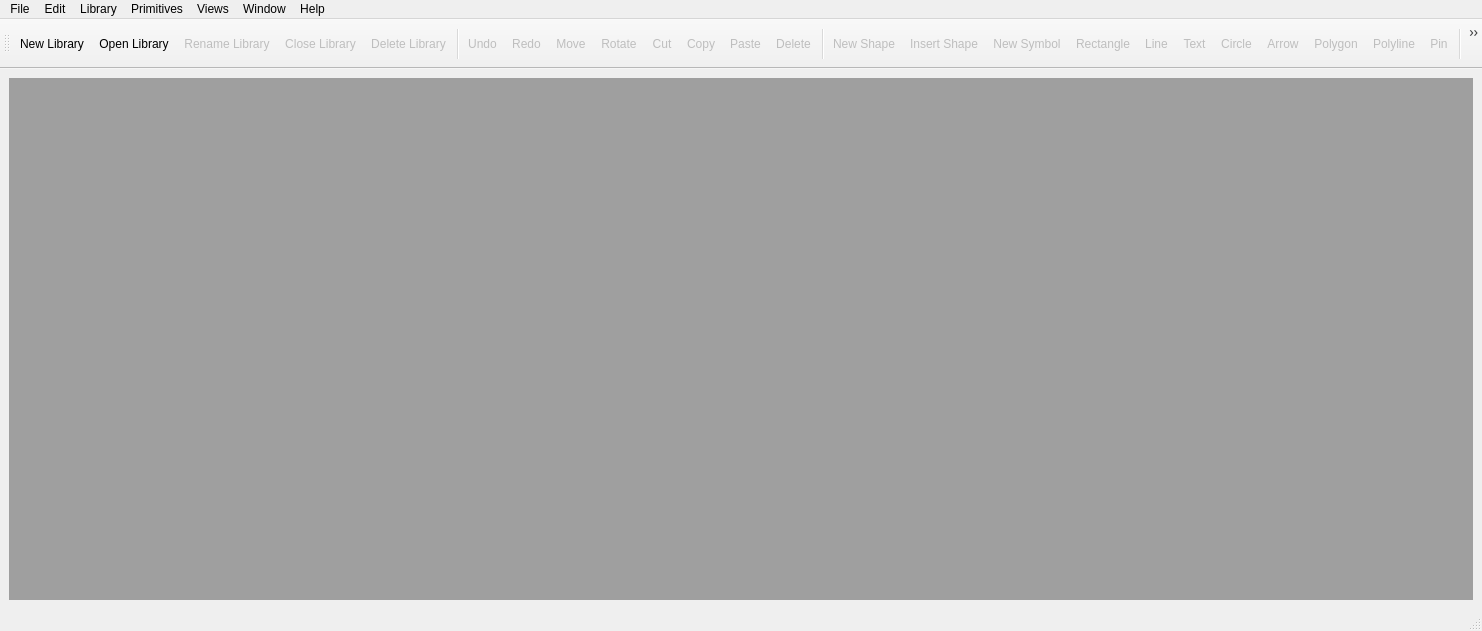
Qt form src/ui/libwindow.ui (sonicsmooth/eellamaqt) before a commit.
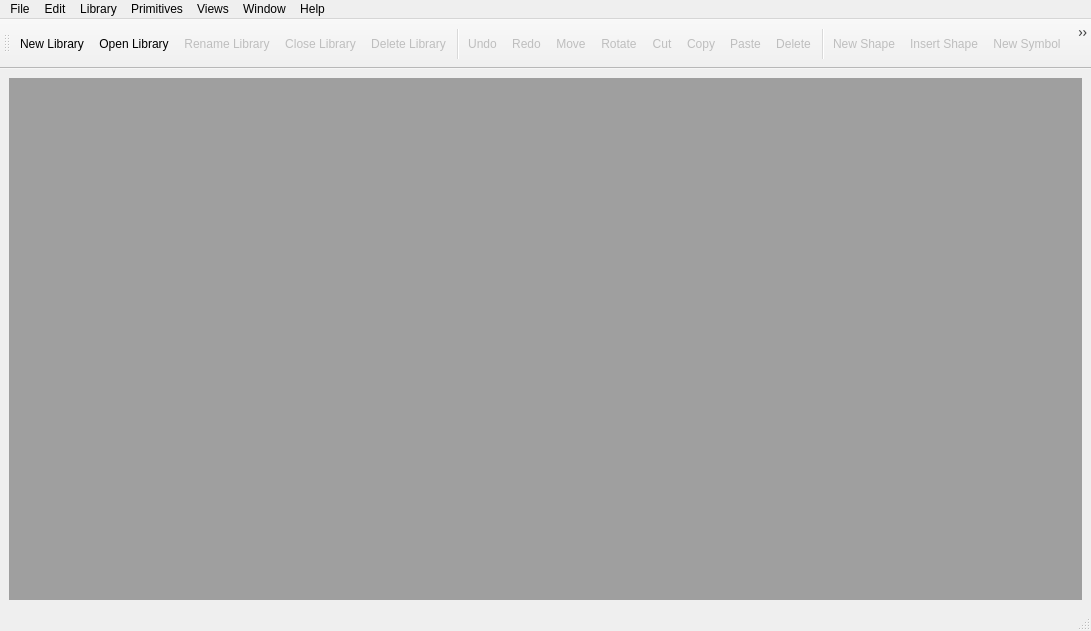
The same form after that commit. Icons and pictures are not drawn.

Commit message: UIManager notifies core correctly of the current database when the LibWindow is selected.  Still weird bug when second lib is opened -- first libwindow gets activated somehow

Patch:
```diff
--- a/src/ui/libwindow.ui
+++ b/src/ui/libwindow.ui
@@ -6,7 +6,7 @@
    <rect>
     <x>0</x>
     <y>0</y>
-    <width>1482</width>
+    <width>1091</width>
     <height>631</height>
    </rect>
   </property>
@@ -48,7 +48,7 @@
     <rect>
      <x>0</x>
      <y>0</y>
-     <width>1482</width>
+     <width>1091</width>
      <height>37</height>
     </rect>
    </property>
@@ -186,8 +186,6 @@
    <addaction name="actionHelpAbout"/>
    <addaction name="actionReloadStyle"/>
    <addaction name="separator"/>
-   <addaction name="actionActionsTrue"/>
-   <addaction name="actionActionsFalse"/>
   </widget>
   <widget class="QStatusBar" name="statusBar"/>
   <action name="actionFileNewLib">
@@ -637,19 +635,6 @@
     <string>Open recent</string>
    </property>
   </action>
-  <action name="actionActionsTrue">
-   <property name="text">
-    <string>ActionsTrue</string>
-   </property>
-  </action>
-  <action name="actionActionsFalse">
-   <property name="checkable">
-    <bool>false</bool>
-   </property>
-   <property name="text">
-    <string>ActionsFalse</string>
-   </property>
-  </action>
  </widget>
  <resources>
   <include location="../application.qrc"/>
```
The commit also changes 3 other files.
